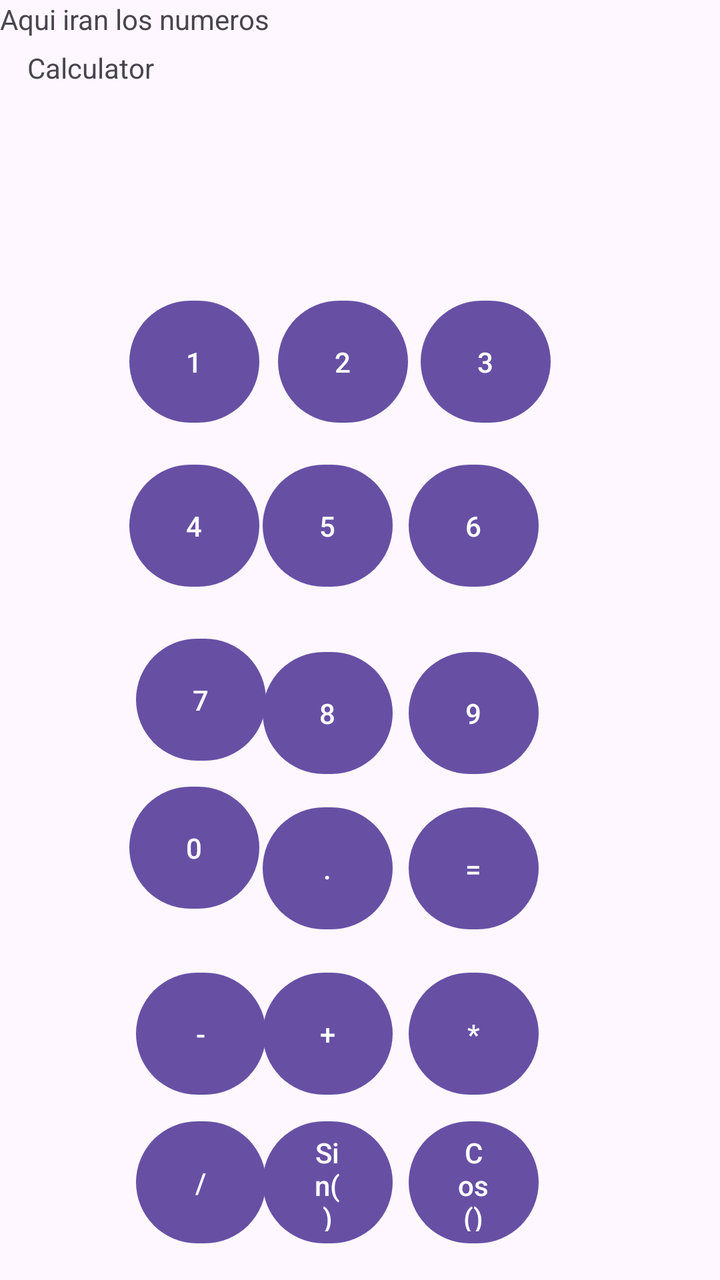
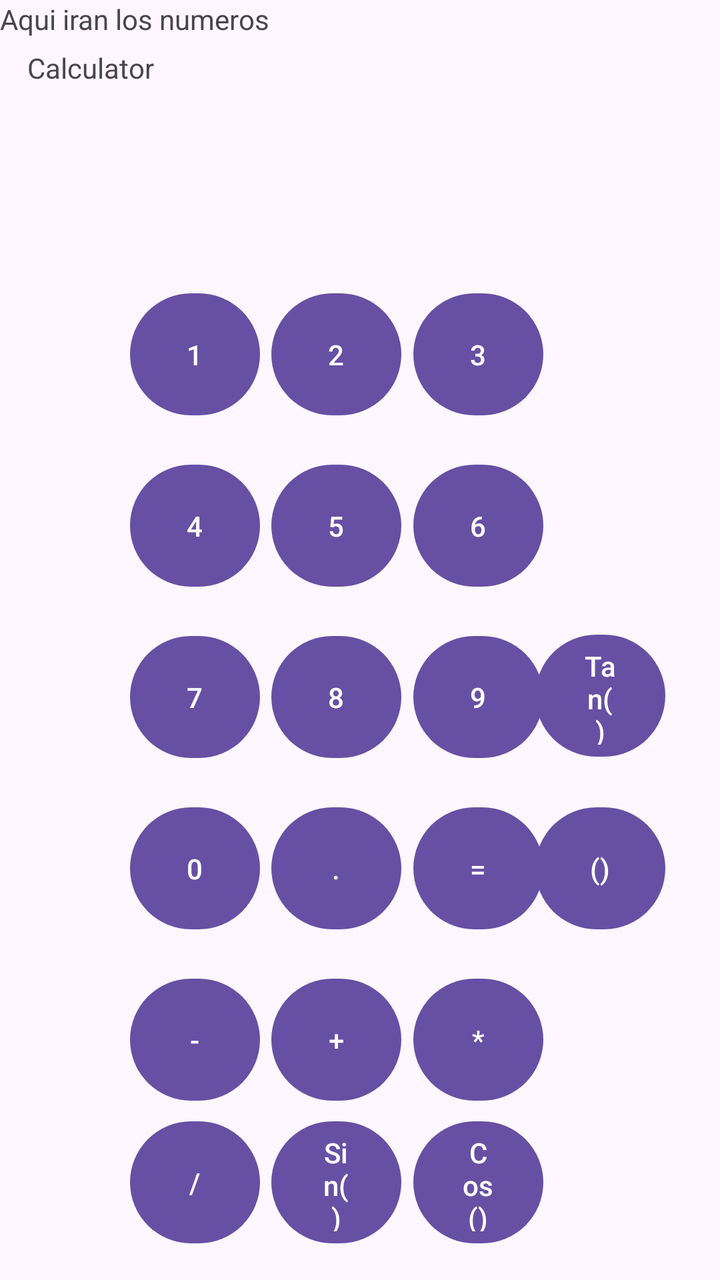

Before-and-after screenshots of an Android layout around one commit, followed by the original layout XML and the change that was made.
<!-- AndroidManifest.xml: application theme Theme.MyApplication -->
<!-- res/layout/activity_main.xml -->
<?xml version="1.0" encoding="utf-8"?>
<androidx.constraintlayout.widget.ConstraintLayout xmlns:android="http://schemas.android.com/apk/res/android"
    xmlns:app="http://schemas.android.com/apk/res-auto"
    xmlns:tools="http://schemas.android.com/tools"
    android:id="@+id/main"
    android:layout_width="match_parent"
    android:layout_height="match_parent"
    tools:context=".MainActivity">

    <Button
        android:id="@+id/buttonCos"
        android:layout_width="65dp"
        android:layout_height="69dp"
        android:text="Cos()"
        app:layout_constraintBottom_toBottomOf="parent"
        app:layout_constraintEnd_toEndOf="parent"
        app:layout_constraintHorizontal_bias="0.693"
        app:layout_constraintStart_toStartOf="parent"
        app:layout_constraintTop_toTopOf="parent"
        app:layout_constraintVertical_bias="0.975" />

    <Button
        android:id="@+id/buttonSin"
        android:layout_width="65dp"
        android:layout_height="69dp"
        android:text="Sin()"
        app:layout_constraintBottom_toBottomOf="parent"
        app:layout_constraintEnd_toEndOf="parent"
        app:layout_constraintHorizontal_bias="0.445"
        app:layout_constraintStart_toStartOf="parent"
        app:layout_constraintTop_toTopOf="parent"
        app:layout_constraintVertical_bias="0.975" />

    <Button
        android:id="@+id/buttonDividedBy"
        android:layout_width="65dp"
        android:layout_height="69dp"
        android:text="/"
        app:layout_constraintBottom_toBottomOf="parent"
        app:layout_constraintEnd_toEndOf="parent"
        app:layout_constraintHorizontal_bias="0.231"
        app:layout_constraintStart_toStartOf="parent"
        app:layout_constraintTop_toTopOf="parent"
        app:layout_constraintVertical_bias="0.975" />

    <Button
        android:id="@+id/buttonTimes"
        android:layout_width="65dp"
        android:layout_height="69dp"
        android:text="*"
        app:layout_constraintBottom_toBottomOf="parent"
        app:layout_constraintEnd_toEndOf="parent"
        app:layout_constraintHorizontal_bias="0.693"
        app:layout_constraintStart_toStartOf="parent"
        app:layout_constraintTop_toTopOf="parent"
        app:layout_constraintVertical_bias="0.845" />

    <Button
        android:id="@+id/buttonPlus"
        android:layout_width="65dp"
        android:layout_height="69dp"
        android:text="+"
        app:layout_constraintBottom_toBottomOf="parent"
        app:layout_constraintEnd_toEndOf="parent"
        app:layout_constraintHorizontal_bias="0.445"
        app:layout_constraintStart_toStartOf="parent"
        app:layout_constraintTop_toTopOf="parent"
        app:layout_constraintVertical_bias="0.845" />

    <Button
        android:id="@+id/buttonMinus"
        android:layout_width="65dp"
        android:layout_height="69dp"
        android:text="-"
        app:layout_constraintBottom_toBottomOf="parent"
        app:layout_constraintEnd_toEndOf="parent"
        app:layout_constraintHorizontal_bias="0.231"
        app:layout_constraintStart_toStartOf="parent"
        app:layout_constraintTop_toTopOf="parent"
        app:layout_constraintVertical_bias="0.845" />

    <Button
        android:id="@+id/button3"
        android:layout_width="65dp"
        android:layout_height="69dp"
        android:text="3"
        app:layout_constraintBottom_toBottomOf="parent"
        app:layout_constraintEnd_toEndOf="parent"
        app:layout_constraintHorizontal_bias="0.713"
        app:layout_constraintStart_toStartOf="parent"
        app:layout_constraintTop_toTopOf="parent"
        app:layout_constraintVertical_bias="0.256" />

    <Button
        android:id="@+id/button4"
        android:layout_width="65dp"
        android:layout_height="69dp"
        android:text="4"
        app:layout_constraintBottom_toBottomOf="parent"
        app:layout_constraintEnd_toEndOf="parent"
        app:layout_constraintHorizontal_bias="0.219"
        app:layout_constraintStart_toStartOf="parent"
        app:layout_constraintTop_toTopOf="parent"
        app:layout_constraintVertical_bias="0.4" />

    <Button
        android:id="@+id/button5"
        android:layout_width="65dp"
        android:layout_height="69dp"
        android:text="5"
        app:layout_constraintBottom_toBottomOf="parent"
        app:layout_constraintEnd_toEndOf="parent"
        app:layout_constraintHorizontal_bias="0.445"
        app:layout_constraintStart_toStartOf="parent"
        app:layout_constraintTop_toTopOf="parent"
        app:layout_constraintVertical_bias="0.4" />

    <Button
        android:id="@+id/button6"
        android:layout_width="65dp"
        android:layout_height="69dp"
        android:text="6"
        app:layout_constraintBottom_toBottomOf="parent"
        app:layout_constraintEnd_toEndOf="parent"
        app:layout_constraintHorizontal_bias="0.693"
        app:layout_constraintStart_toStartOf="parent"
        app:layout_constraintTop_toTopOf="parent"
        app:layout_constraintVertical_bias="0.4" />

    <Button
        android:id="@+id/button7"
        android:layout_width="65dp"
        android:layout_height="69dp"
        android:text="7"
        app:layout_constraintBottom_toBottomOf="parent"
        app:layout_constraintEnd_toEndOf="parent"
        app:layout_constraintHorizontal_bias="0.231"
        app:layout_constraintStart_toStartOf="parent"
        app:layout_constraintTop_toTopOf="parent"
        app:layout_constraintVertical_bias="0.552" />

    <Button
        android:id="@+id/button8"
        android:layout_width="65dp"
        android:layout_height="69dp"
        android:text="8"
        app:layout_constraintBottom_toBottomOf="parent"
        app:layout_constraintEnd_toEndOf="parent"
        app:layout_constraintHorizontal_bias="0.445"
        app:layout_constraintStart_toStartOf="parent"
        app:layout_constraintTop_toTopOf="parent"
        app:layout_constraintVertical_bias="0.564" />

    <Button
        android:id="@+id/button9"
        android:layout_width="65dp"
        android:layout_height="69dp"
        android:text="9"
        app:layout_constraintBottom_toBottomOf="parent"
        app:layout_constraintEnd_toEndOf="parent"
        app:layout_constraintHorizontal_bias="0.693"
        app:layout_constraintStart_toStartOf="parent"
        app:layout_constraintTop_toTopOf="parent"
        app:layout_constraintVertical_bias="0.564" />

    <Button
        android:id="@+id/button0"
        android:layout_width="65dp"
        android:layout_height="69dp"
        android:text="0"
        app:layout_constraintBottom_toBottomOf="parent"
        app:layout_constraintEnd_toEndOf="parent"
        app:layout_constraintHorizontal_bias="0.219"
        app:layout_constraintStart_toStartOf="parent"
        app:layout_constraintTop_toTopOf="parent"
        app:layout_constraintVertical_bias="0.682" />

    <Button
        android:id="@+id/buttonPoint"
        android:layout_width="65dp"
        android:layout_height="69dp"
        android:text="."
        app:layout_constraintBottom_toBottomOf="parent"
        app:layout_constraintEnd_toEndOf="parent"
        app:layout_constraintHorizontal_bias="0.445"
        app:layout_constraintStart_toStartOf="parent"
        app:layout_constraintTop_toTopOf="parent"
        app:layout_constraintVertical_bias="0.7" />

    <Button
        android:id="@+id/buttonEquals"
        android:layout_width="65dp"
        android:layout_height="69dp"
        android:text="="
        app:layout_constraintBottom_toBottomOf="parent"
        app:layout_constraintEnd_toEndOf="parent"
        app:layout_constraintHorizontal_bias="0.693"
        app:layout_constraintStart_toStartOf="parent"
        app:layout_constraintTop_toTopOf="parent"
        app:layout_constraintVertical_bias="0.7" />

    <Button
        android:id="@+id/button2"
        android:layout_width="65dp"
        android:layout_height="69dp"
        android:text="2"
        app:layout_constraintBottom_toBottomOf="parent"
        app:layout_constraintEnd_toEndOf="parent"
        app:layout_constraintHorizontal_bias="0.471"
        app:layout_constraintStart_toStartOf="parent"
        app:layout_constraintTop_toTopOf="parent"
        app:layout_constraintVertical_bias="0.256" />

    <TextView
        android:layout_width="wrap_content"
        android:layout_height="wrap_content"
        android:text="Calculator"
        app:layout_constraintBottom_toBottomOf="parent"
        app:layout_constraintEnd_toEndOf="parent"
        app:layout_constraintHorizontal_bias="0.046"
        app:layout_constraintStart_toStartOf="parent"
        app:layout_constraintTop_toTopOf="parent"
        app:layout_constraintVertical_bias="0.039" />

    <Button
        android:id="@+id/button"
        android:layout_width="65dp"
        android:layout_height="69dp"
        android:text="1"
        app:layout_constraintBottom_toBottomOf="parent"
        app:layout_constraintEnd_toEndOf="parent"
        app:layout_constraintHorizontal_bias="0.219"
        app:layout_constraintStart_toStartOf="parent"
        app:layout_constraintTop_toTopOf="parent"
        app:layout_constraintVertical_bias="0.256" />

    <TextView
        android:id="@+id/textView"
        android:layout_width="wrap_content"
        android:layout_height="wrap_content"
        android:text="Aqui iran los numeros"
        tools:layout_editor_absoluteX="80dp"
        tools:layout_editor_absoluteY="117dp" />

</androidx.constraintlayout.widget.ConstraintLayout>
<!-- resources referenced by this layout -->
<resources>
  <style name="Theme.MyApplication" parent="Base.Theme.MyApplication" />
  <style name="Base.Theme.MyApplication" parent="Theme.Material3.DayNight.NoActionBar">
          
          
      </style>
</resources>

<!-- the commit's change to res/layout/activity_main.xml (unified diff, before → after) -->
@@ -8,13 +8,37 @@
     tools:context=".MainActivity">
 
     <Button
+        android:id="@+id/buttonBracket"
+        android:layout_width="65dp"
+        android:layout_height="69dp"
+        android:text="()"
+        app:layout_constraintBottom_toBottomOf="parent"
+        app:layout_constraintEnd_toEndOf="parent"
+        app:layout_constraintHorizontal_bias="0.907"
+        app:layout_constraintStart_toStartOf="parent"
+        app:layout_constraintTop_toTopOf="parent"
+        app:layout_constraintVertical_bias="0.7" />
+
+    <Button
+        android:id="@+id/buttonTan"
+        android:layout_width="65dp"
+        android:layout_height="69dp"
+        android:text="Tan()"
+        app:layout_constraintBottom_toBottomOf="parent"
+        app:layout_constraintEnd_toEndOf="parent"
+        app:layout_constraintHorizontal_bias="0.907"
+        app:layout_constraintStart_toStartOf="parent"
+        app:layout_constraintTop_toTopOf="parent"
+        app:layout_constraintVertical_bias="0.549" />
+
+    <Button
         android:id="@+id/buttonCos"
         android:layout_width="65dp"
         android:layout_height="69dp"
         android:text="Cos()"
         app:layout_constraintBottom_toBottomOf="parent"
         app:layout_constraintEnd_toEndOf="parent"
-        app:layout_constraintHorizontal_bias="0.693"
+        app:layout_constraintHorizontal_bias="0.70"
         app:layout_constraintStart_toStartOf="parent"
         app:layout_constraintTop_toTopOf="parent"
         app:layout_constraintVertical_bias="0.975" />
@@ -26,7 +50,7 @@
         android:text="Sin()"
         app:layout_constraintBottom_toBottomOf="parent"
         app:layout_constraintEnd_toEndOf="parent"
-        app:layout_constraintHorizontal_bias="0.445"
+        app:layout_constraintHorizontal_bias="0.46"
         app:layout_constraintStart_toStartOf="parent"
         app:layout_constraintTop_toTopOf="parent"
         app:layout_constraintVertical_bias="0.975" />
@@ -38,7 +62,7 @@
         android:text="/"
         app:layout_constraintBottom_toBottomOf="parent"
         app:layout_constraintEnd_toEndOf="parent"
-        app:layout_constraintHorizontal_bias="0.231"
+        app:layout_constraintHorizontal_bias="0.22"
         app:layout_constraintStart_toStartOf="parent"
         app:layout_constraintTop_toTopOf="parent"
         app:layout_constraintVertical_bias="0.975" />
@@ -50,10 +74,10 @@
         android:text="*"
         app:layout_constraintBottom_toBottomOf="parent"
         app:layout_constraintEnd_toEndOf="parent"
-        app:layout_constraintHorizontal_bias="0.693"
-        app:layout_constraintStart_toStartOf="parent"
-        app:layout_constraintTop_toTopOf="parent"
-        app:layout_constraintVertical_bias="0.845" />
+        app:layout_constraintHorizontal_bias="0.70"
+        app:layout_constraintStart_toStartOf="parent"
+        app:layout_constraintTop_toTopOf="parent"
+        app:layout_constraintVertical_bias="0.85" />
 
     <Button
         android:id="@+id/buttonPlus"
@@ -62,10 +86,10 @@
         android:text="+"
         app:layout_constraintBottom_toBottomOf="parent"
         app:layout_constraintEnd_toEndOf="parent"
-        app:layout_constraintHorizontal_bias="0.445"
-        app:layout_constraintStart_toStartOf="parent"
-        app:layout_constraintTop_toTopOf="parent"
-        app:layout_constraintVertical_bias="0.845" />
+        app:layout_constraintHorizontal_bias="0.46"
+        app:layout_constraintStart_toStartOf="parent"
+        app:layout_constraintTop_toTopOf="parent"
+        app:layout_constraintVertical_bias="0.85" />
 
     <Button
         android:id="@+id/buttonMinus"
@@ -74,10 +98,10 @@
         android:text="-"
         app:layout_constraintBottom_toBottomOf="parent"
         app:layout_constraintEnd_toEndOf="parent"
-        app:layout_constraintHorizontal_bias="0.231"
-        app:layout_constraintStart_toStartOf="parent"
-        app:layout_constraintTop_toTopOf="parent"
-        app:layout_constraintVertical_bias="0.845" />
+        app:layout_constraintHorizontal_bias="0.22"
+        app:layout_constraintStart_toStartOf="parent"
+        app:layout_constraintTop_toTopOf="parent"
+        app:layout_constraintVertical_bias="0.85" />
 
     <Button
         android:id="@+id/button3"
@@ -86,10 +110,10 @@
         android:text="3"
         app:layout_constraintBottom_toBottomOf="parent"
         app:layout_constraintEnd_toEndOf="parent"
-        app:layout_constraintHorizontal_bias="0.713"
-        app:layout_constraintStart_toStartOf="parent"
-        app:layout_constraintTop_toTopOf="parent"
-        app:layout_constraintVertical_bias="0.256" />
+        app:layout_constraintHorizontal_bias="0.70"
+        app:layout_constraintStart_toStartOf="parent"
+        app:layout_constraintTop_toTopOf="parent"
+        app:layout_constraintVertical_bias="0.25" />
 
     <Button
         android:id="@+id/button4"
@@ -98,7 +122,7 @@
         android:text="4"
         app:layout_constraintBottom_toBottomOf="parent"
         app:layout_constraintEnd_toEndOf="parent"
-        app:layout_constraintHorizontal_bias="0.219"
+        app:layout_constraintHorizontal_bias="0.22"
         app:layout_constraintStart_toStartOf="parent"
         app:layout_constraintTop_toTopOf="parent"
         app:layout_constraintVertical_bias="0.4" />
@@ -110,7 +134,7 @@
         android:text="5"
         app:layout_constraintBottom_toBottomOf="parent"
         app:layout_constraintEnd_toEndOf="parent"
-        app:layout_constraintHorizontal_bias="0.445"
+        app:layout_constraintHorizontal_bias="0.46"
         app:layout_constraintStart_toStartOf="parent"
         app:layout_constraintTop_toTopOf="parent"
         app:layout_constraintVertical_bias="0.4" />
@@ -122,7 +146,7 @@
         android:text="6"
         app:layout_constraintBottom_toBottomOf="parent"
         app:layout_constraintEnd_toEndOf="parent"
-        app:layout_constraintHorizontal_bias="0.693"
+        app:layout_constraintHorizontal_bias="0.70"
         app:layout_constraintStart_toStartOf="parent"
         app:layout_constraintTop_toTopOf="parent"
         app:layout_constraintVertical_bias="0.4" />
@@ -134,10 +158,10 @@
         android:text="7"
         app:layout_constraintBottom_toBottomOf="parent"
         app:layout_constraintEnd_toEndOf="parent"
-        app:layout_constraintHorizontal_bias="0.231"
-        app:layout_constraintStart_toStartOf="parent"
-        app:layout_constraintTop_toTopOf="parent"
-        app:layout_constraintVertical_bias="0.552" />
+        app:layout_constraintHorizontal_bias="0.22"
+        app:layout_constraintStart_toStartOf="parent"
+        app:layout_constraintTop_toTopOf="parent"
+        app:layout_constraintVertical_bias="0.55" />
 
     <Button
         android:id="@+id/button8"
@@ -146,10 +170,10 @@
         android:text="8"
         app:layout_constraintBottom_toBottomOf="parent"
         app:layout_constraintEnd_toEndOf="parent"
-        app:layout_constraintHorizontal_bias="0.445"
-        app:layout_constraintStart_toStartOf="parent"
-        app:layout_constraintTop_toTopOf="parent"
-        app:layout_constraintVertical_bias="0.564" />
+        app:layout_constraintHorizontal_bias="0.46"
+        app:layout_constraintStart_toStartOf="parent"
+        app:layout_constraintTop_toTopOf="parent"
+        app:layout_constraintVertical_bias="0.55" />
 
     <Button
         android:id="@+id/button9"
@@ -158,10 +182,10 @@
         android:text="9"
         app:layout_constraintBottom_toBottomOf="parent"
         app:layout_constraintEnd_toEndOf="parent"
-        app:layout_constraintHorizontal_bias="0.693"
-        app:layout_constraintStart_toStartOf="parent"
-        app:layout_constraintTop_toTopOf="parent"
-        app:layout_constraintVertical_bias="0.564" />
+        app:layout_constraintHorizontal_bias="0.70"
+        app:layout_constraintStart_toStartOf="parent"
+        app:layout_constraintTop_toTopOf="parent"
+        app:layout_constraintVertical_bias="0.55" />
 
     <Button
         android:id="@+id/button0"
@@ -170,10 +194,10 @@
         android:text="0"
         app:layout_constraintBottom_toBottomOf="parent"
         app:layout_constraintEnd_toEndOf="parent"
-        app:layout_constraintHorizontal_bias="0.219"
-        app:layout_constraintStart_toStartOf="parent"
-        app:layout_constraintTop_toTopOf="parent"
-        app:layout_constraintVertical_bias="0.682" />
+        app:layout_constraintHorizontal_bias="0.22"
+        app:layout_constraintStart_toStartOf="parent"
+        app:layout_constraintTop_toTopOf="parent"
+        app:layout_constraintVertical_bias="0.70" />
 
     <Button
         android:id="@+id/buttonPoint"
@@ -182,7 +206,7 @@
         android:text="."
         app:layout_constraintBottom_toBottomOf="parent"
         app:layout_constraintEnd_toEndOf="parent"
-        app:layout_constraintHorizontal_bias="0.445"
+        app:layout_constraintHorizontal_bias="0.46"
         app:layout_constraintStart_toStartOf="parent"
         app:layout_constraintTop_toTopOf="parent"
         app:layout_constraintVertical_bias="0.7" />
@@ -194,7 +218,7 @@
         android:text="="
         app:layout_constraintBottom_toBottomOf="parent"
         app:layout_constraintEnd_toEndOf="parent"
-        app:layout_constraintHorizontal_bias="0.693"
+        app:layout_constraintHorizontal_bias="0.70"
         app:layout_constraintStart_toStartOf="parent"
         app:layout_constraintTop_toTopOf="parent"
         app:layout_constraintVertical_bias="0.7" />
@@ -206,10 +230,10 @@
         android:text="2"
         app:layout_constraintBottom_toBottomOf="parent"
         app:layout_constraintEnd_toEndOf="parent"
-        app:layout_constraintHorizontal_bias="0.471"
-        app:layout_constraintStart_toStartOf="parent"
-        app:layout_constraintTop_toTopOf="parent"
-        app:layout_constraintVertical_bias="0.256" />
+        app:layout_constraintHorizontal_bias="0.46"
+        app:layout_constraintStart_toStartOf="parent"
+        app:layout_constraintTop_toTopOf="parent"
+        app:layout_constraintVertical_bias="0.25" />
 
     <TextView
         android:layout_width="wrap_content"
@@ -229,10 +253,10 @@
         android:text="1"
         app:layout_constraintBottom_toBottomOf="parent"
         app:layout_constraintEnd_toEndOf="parent"
-        app:layout_constraintHorizontal_bias="0.219"
-        app:layout_constraintStart_toStartOf="parent"
-        app:layout_constraintTop_toTopOf="parent"
-        app:layout_constraintVertical_bias="0.256" />
+        app:layout_constraintHorizontal_bias="0.22"
+        app:layout_constraintStart_toStartOf="parent"
+        app:layout_constraintTop_toTopOf="parent"
+        app:layout_constraintVertical_bias="0.25" />
 
     <TextView
         android:id="@+id/textView"
